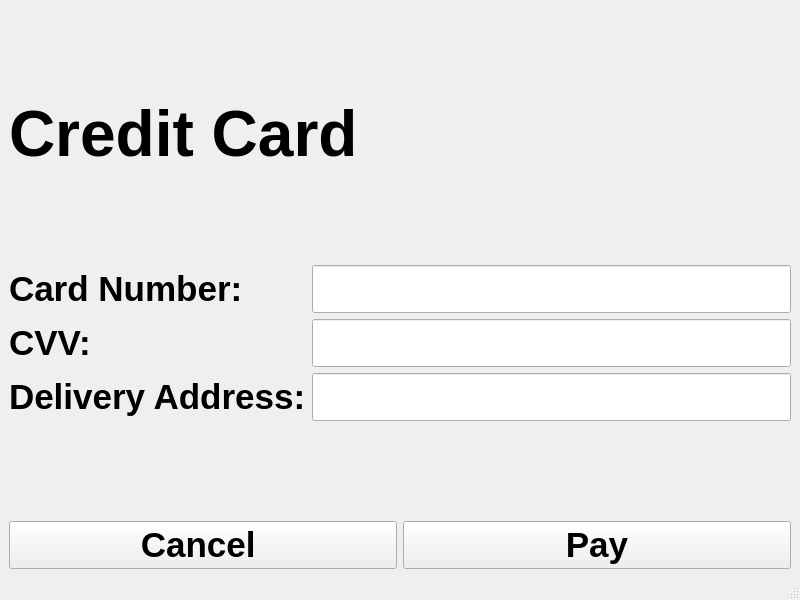
This is transaction_cc.ui in acmpesuecc/GrowPal as Qt 5 draws it before an edit. The edited form follows.
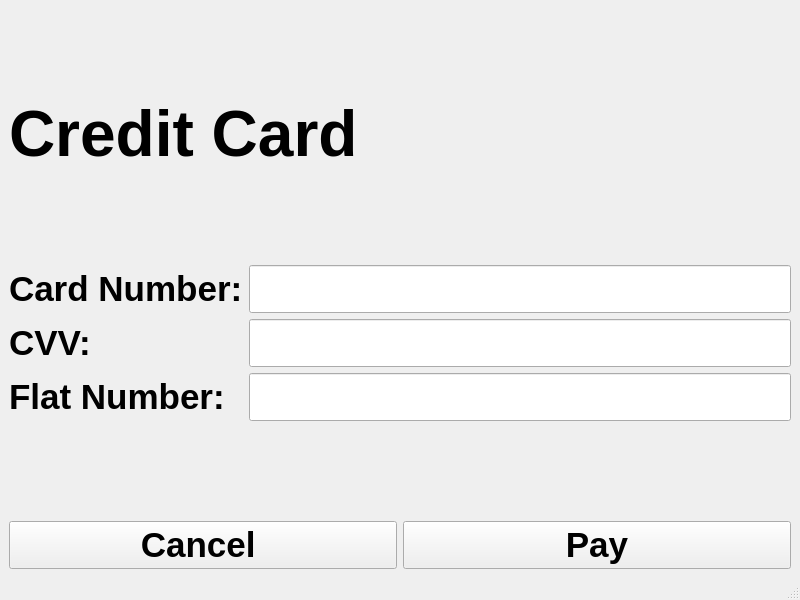
This is the edited form.

The edit to the form file:
```diff
--- a/transaction_cc.ui
+++ b/transaction_cc.ui
@@ -69,7 +69,7 @@
          </font>
         </property>
         <property name="text">
-         <string>Delivery Address:</string>
+         <string>Flat Number: </string>
         </property>
        </widget>
       </item>
```
